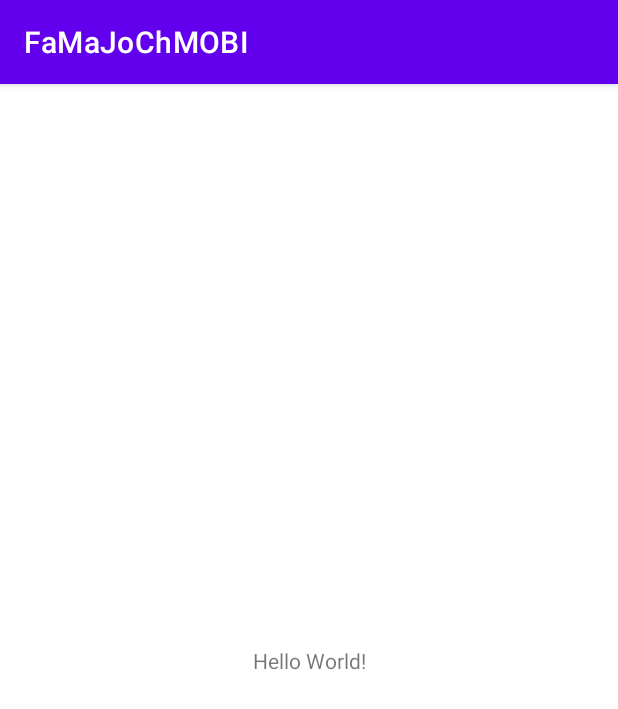
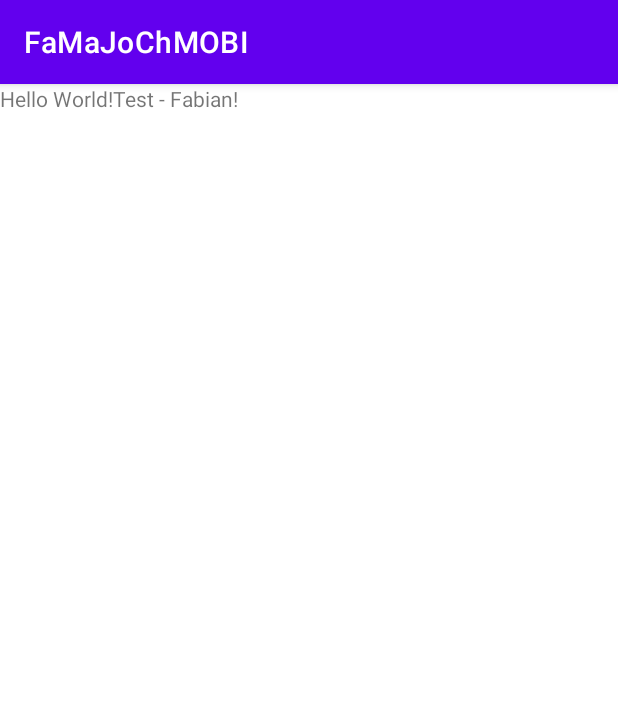
Before and after one commit to MarvinRe1993/FaMaJoChMOBI, an Android app: the screen it shows after launch (MainActivity), on a phone screen of 412 x 824 dp. Shown: the top 709 px of the screen. Run offline under Robolectric (Android 15) with nearby library versions, the phone set to English and light mode, and no system bars.

Commit message:
Test Fabian

```diff
--- a/app/src/main/res/layout/activity_main.xml
+++ b/app/src/main/res/layout/activity_main.xml
@@ -1,5 +1,5 @@
 <?xml version="1.0" encoding="utf-8"?>
-<androidx.constraintlayout.widget.ConstraintLayout xmlns:android="http://schemas.android.com/apk/res/android"
+<androidx.appcompat.widget.LinearLayoutCompat xmlns:android="http://schemas.android.com/apk/res/android"
     xmlns:app="http://schemas.android.com/apk/res-auto"
     xmlns:tools="http://schemas.android.com/tools"
     android:layout_width="match_parent"
@@ -15,4 +15,13 @@
         app:layout_constraintStart_toStartOf="parent"
         app:layout_constraintTop_toTopOf="parent" />
 
-</androidx.constraintlayout.widget.ConstraintLayout>
+    <TextView
+        android:layout_width="wrap_content"
+        android:layout_height="wrap_content"
+        android:text="Test - Fabian!"
+        app:layout_constraintBottom_toBottomOf="parent"
+        app:layout_constraintEnd_toEndOf="parent"
+        app:layout_constraintStart_toStartOf="parent"
+        app:layout_constraintTop_toTopOf="parent" />
+
+</androidx.appcompat.widget.LinearLayoutCompat>
```
